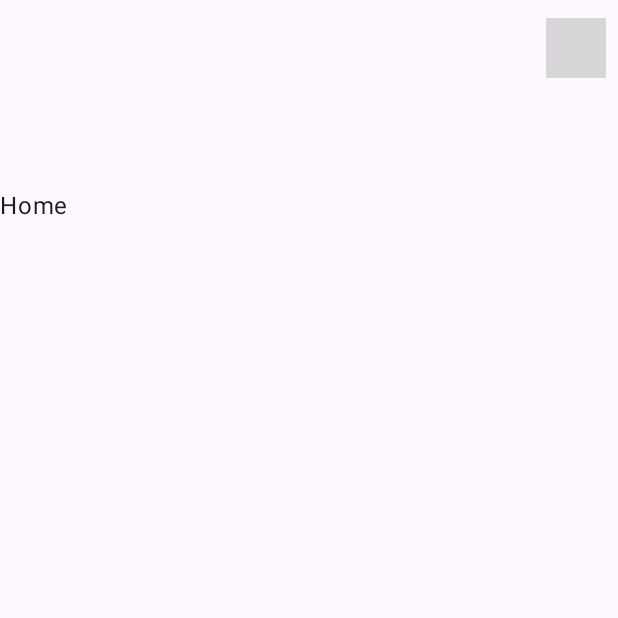
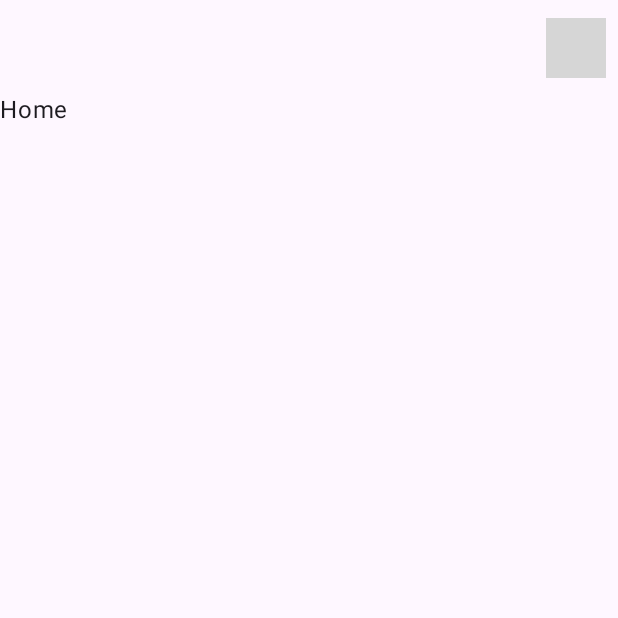
Before and after one commit to yugo-miyabe/Habits_App, an Android app built with Jetpack Compose: the screen it shows after launch (MainActivity), on a phone screen of 412 x 824 dp, the top half of it. Run offline under Robolectric (Android 15) with nearby library versions, the phone set to English and light mode, and no system bars; our stand-ins replace AdMob, Compose Multiplatform resources; 1 statement that could not run was skipped; grey boxes are pictures that could not be loaded.

Commit message:
レイアウト修正

```diff
--- a/composeApp/src/commonMain/kotlin/jp/yuyuyu/habits/ui/template/HomeTemplate.kt
+++ b/composeApp/src/commonMain/kotlin/jp/yuyuyu/habits/ui/template/HomeTemplate.kt
@@ -2,7 +2,6 @@ package jp.yuyuyu.habits.ui.template
 
 import androidx.compose.foundation.layout.Box
 import androidx.compose.foundation.layout.Column
-import androidx.compose.foundation.layout.fillMaxHeight
 import androidx.compose.foundation.layout.fillMaxSize
 import androidx.compose.foundation.layout.fillMaxWidth
 import androidx.compose.foundation.layout.padding
@@ -36,9 +35,6 @@ fun HomeTemplate(
         Box(modifier = Modifier.padding(innerPadding).fillMaxSize()) {
             Column {
                 Text(
-                    modifier = Modifier
-                        .padding(innerPadding)
-                        .fillMaxHeight(),
                     text = "Home",
                     style = MaterialTheme.typography.bodyLarge
                 )
```
